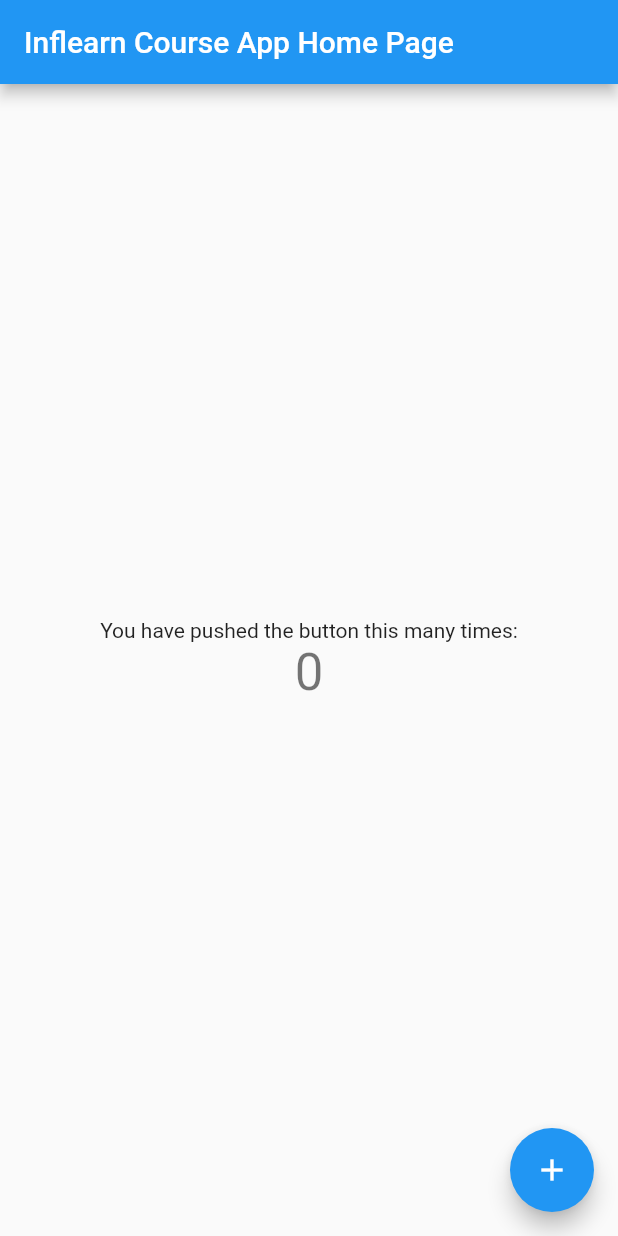
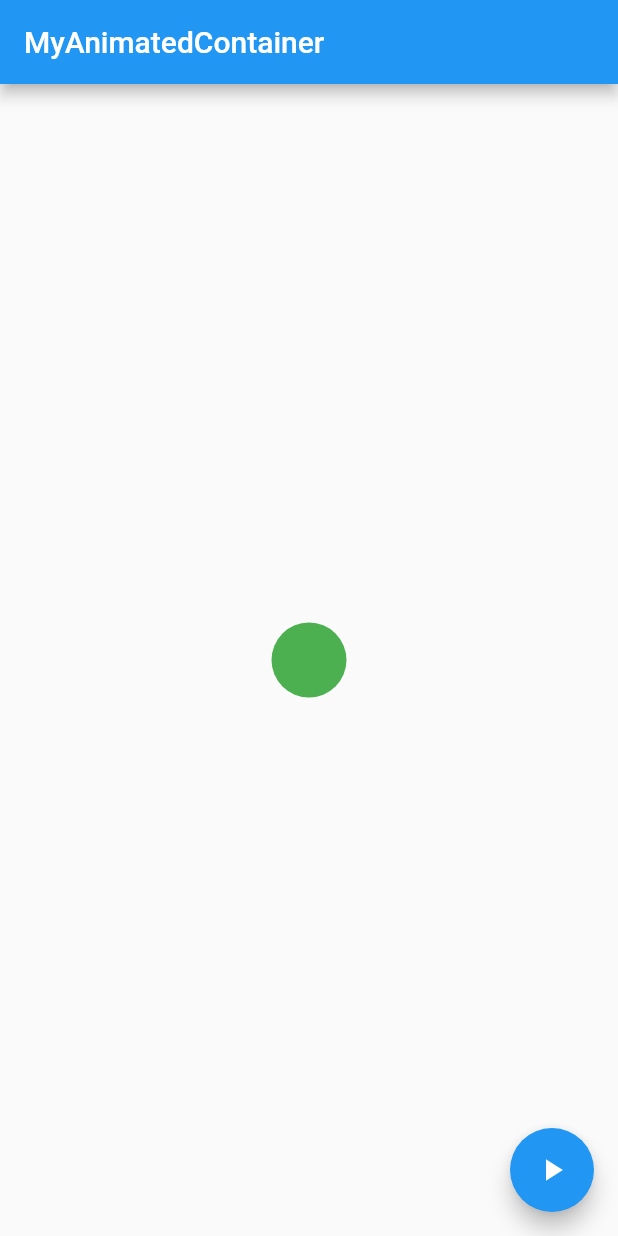
Before and after one commit to auaicn/Testbed-flutter, a Flutter app: the screen it shows after launch, on a phone screen of 412 x 824 dp. Run offline on Flutter 3.47's test engine with Material 2 defaults, Android fonts, the phone set to English and light mode, and no system bars.

Commit message:
Course: Playing with Animated Container

```diff
--- a/course_2/lib/main.dart
+++ b/course_2/lib/main.dart
@@ -1,3 +1,5 @@
+import 'dart:math';
+
 import 'package:flutter/material.dart';
 
 void main() {
@@ -12,68 +14,59 @@
       theme: ThemeData(
         primarySwatch: Colors.blue,
       ),
-      home: MyHomePage(title: 'Inflearn Course App Home Page'),
+      home: MyAnimatedContainer(title: 'Inflearn Course App Home Page'),
     );
   }
 }
 
-class MyHomePage extends StatefulWidget {
-  MyHomePage({Key? key, required this.title}) : super(key: key);
-
+class MyAnimatedContainer extends StatefulWidget {
   final String title;
+  const MyAnimatedContainer({Key key, this.title}) : super(key: key);
 
   @override
-  _MyHomePageState createState() => _MyHomePageState();
+  _AnimatedContainerState createState() => _AnimatedContainerState();
 }
 
-class _MyHomePageState extends State<MyHomePage> {
-  int _counter = 0;
-
-  void _incrementCounter() {
-    setState(() {
-      _counter++;
-    });
-  }
+class _AnimatedContainerState extends State<MyAnimatedContainer> {
+  double _width = 50;
+  double _height = 50;
+  double _radius = 50;
+  Color _color = Colors.green;
 
   @override
   Widget build(BuildContext context) {
     return Scaffold(
       appBar: AppBar(
-        title: Text(widget.title),
+        title: Text('MyAnimatedContainer'),
       ),
       body: Center(
-        child: Column(
-          // Column is also a layout widget. It takes a list of children and
-          // arranges them vertically. By default, it sizes itself to fit its
-          // children horizontally, and tries to be as tall as its parent.
-          //
-          // Invoke "debug painting" (press "p" in the console, choose the
-          // "Toggle Debug Paint" action from the Flutter Inspector in Android
-          // Studio, or the "Toggle Debug Paint" command in Visual Studio Code)
-          // to see the wireframe for each widget.
-          //
-          // Column has various properties to control how it sizes itself and
-          // how it positions its children. Here we use mainAxisAlignment to
-          // center the children vertically; the main axis here is the vertical
-          // axis because Columns are vertical (the cross axis would be
-          // horizontal).
-          mainAxisAlignment: MainAxisAlignment.center,
-          children: <Widget>[
-            Text(
-              'You have pushed the button this many times:',
-            ),
-            Text(
-              '$_counter',
-              style: Theme.of(context).textTheme.headline4,
-            ),
-          ],
-        ),
+        child: AnimatedContainer(
+            width: _width,
+            height: _height,
+            duration: Duration(seconds: 1),
+            curve: Curves.fastOutSlowIn,
+            decoration: BoxDecoration(
+              borderRadius: BorderRadius.circular(_radius),
+              color: _color,
+            )),
       ),
       floatingActionButton: FloatingActionButton(
-        onPressed: _incrementCounter,
-        tooltip: 'Increment',
-        child: Icon(Icons.add),
-      ), // This trailing comma makes auto-formatting nicer for build methods.
+        onPressed: () {
+          setState(() {
+            final random = Random();
+            _width = random.nextInt(300).toDouble();
+            _height = random.nextInt(300).toDouble();
+            _radius = random.nextInt(100).toDouble();
+            _color = Color.fromRGBO(
+              random.nextInt(256),
+              random.nextInt(256),
+              random.nextInt(256),
+              1,
+            );
+          });
+        },
+        child: Icon(Icons.play_arrow),
+      ),
     );
   }
 }
```
